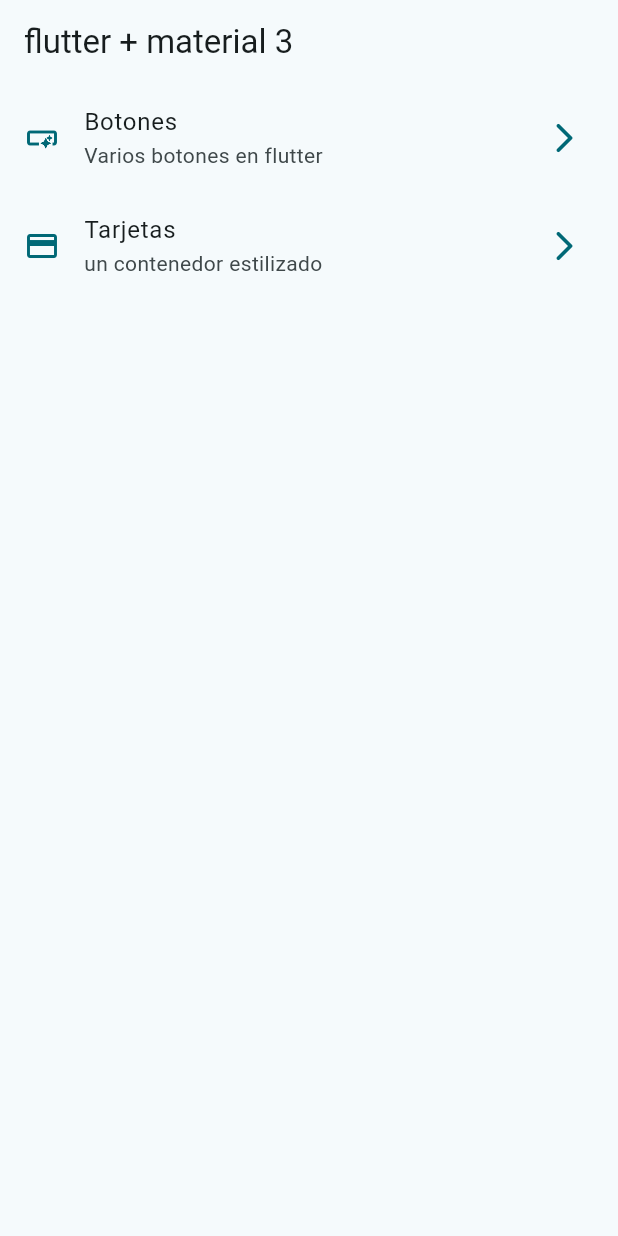
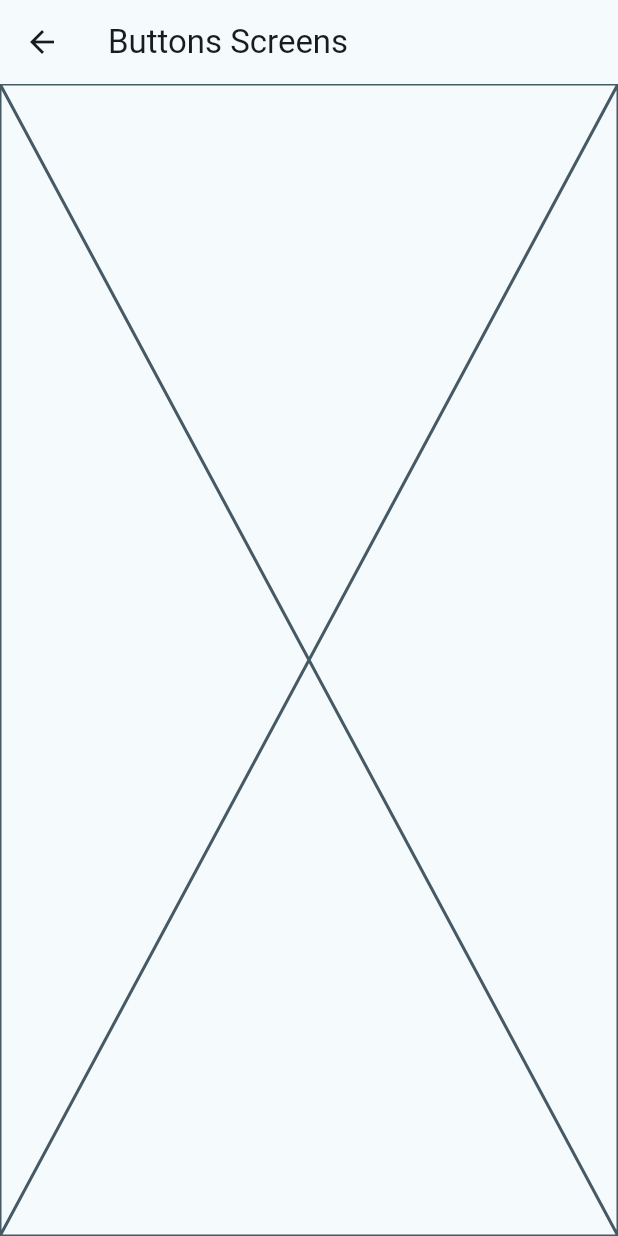
Before and after one commit to Jorge09829985/Proyecto-final-secci-n-9, a Flutter app: the screen it shows after launch, after a tap on "Botones", on a phone screen of 412 x 824 dp. Run offline on Flutter 3.47's test engine with Material 3 defaults, Android fonts, the phone set to English and light mode, and no system bars.

```diff
--- /dev/null
+++ b/lib/presentation/screens/buttons/buttons_screens.dart
@@ -0,0 +1,15 @@
+import 'package:flutter/material.dart';
+
+class ButtonsScreens extends StatelessWidget {
+  const ButtonsScreens({super.key});
+
+  @override
+  Widget build(BuildContext context) {
+    return Scaffold(
+      appBar: AppBar(
+        title: Text('Buttons Screens'),
+      ),
+      body: const Placeholder(),
+    );
+  }
+}
--- a/lib/presentation/screens/home/home_screen.dart
+++ b/lib/presentation/screens/home/home_screen.dart
@@ -1,5 +1,6 @@
 import 'package:flutter/material.dart';
 import 'package:widgets_app/config/menu/menu_items.dart';
+import 'package:widgets_app/presentation/screens/buttons/buttons_screens.dart';
 
 class HomeScreen extends StatelessWidget {
   const HomeScreen({super.key});
@@ -52,6 +53,12 @@ class _CustomListTile extends StatelessWidget {
       subtitle: Text(menuItem.subTitle),
       onTap: (){
 
+        Navigator.of(context).push(
+          MaterialPageRoute(
+            builder: (context) => const ButtonsScreens(),
+          ),
+        );
+
       },
     );
   }
```
Also changed, not shown: lib/presentation/screens/cards/card_screens.dart (added, +15 -0 lines).
